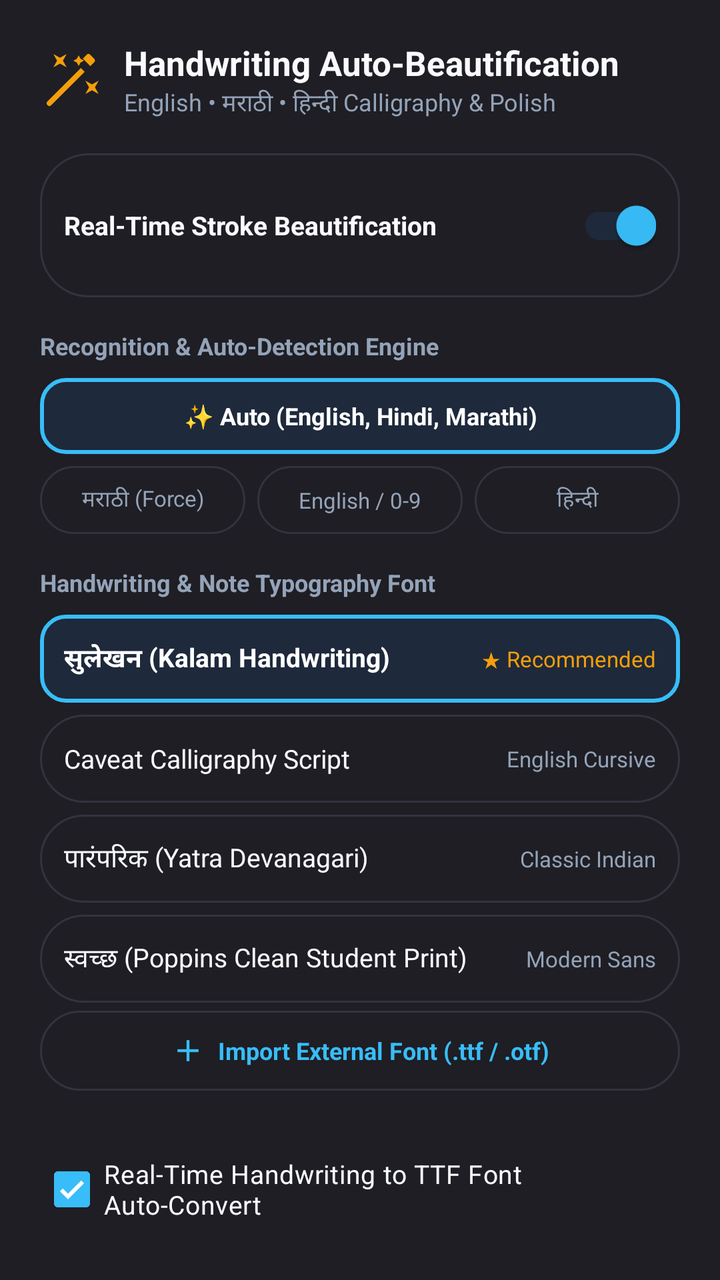
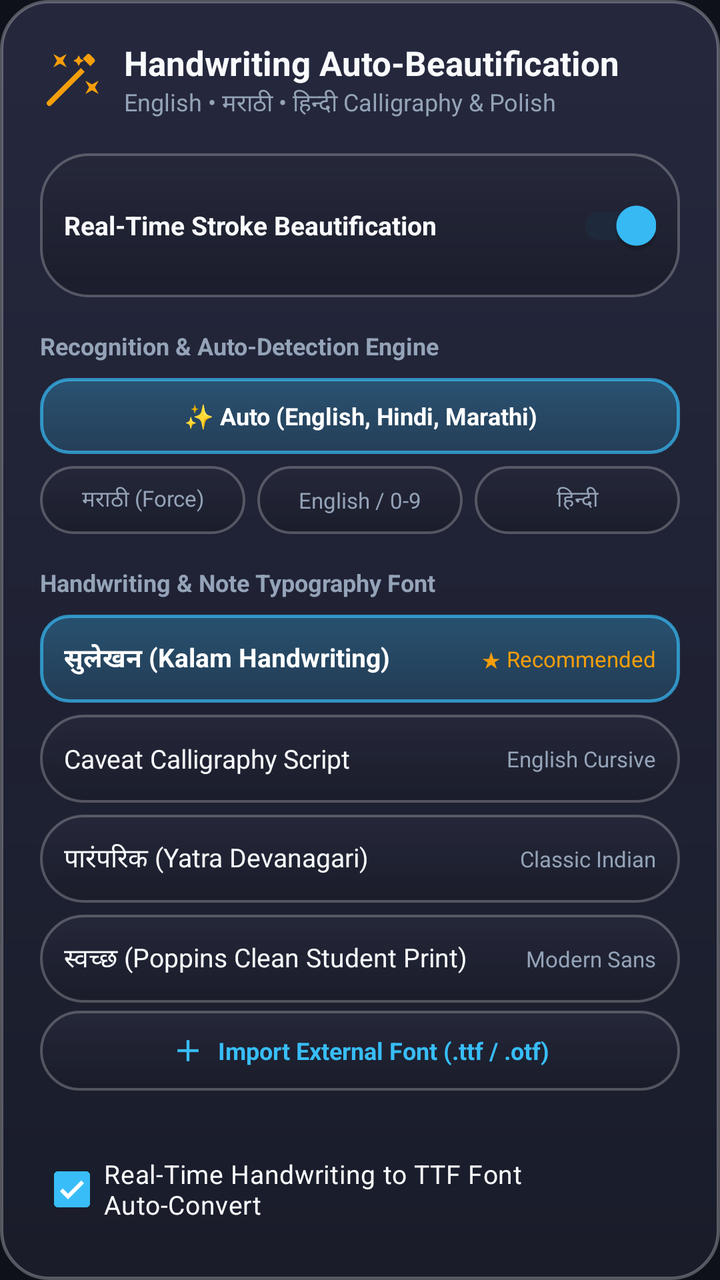

Screens rendered from an Android XML layout before and after an edit, with the pre-edit source and the edit as a unified diff.
<!-- AndroidManifest.xml: application theme Theme.OpenNotes -->
<!-- res/layout/dialog_auto_beautify_settings.xml -->
<?xml version="1.0" encoding="utf-8"?>
<LinearLayout xmlns:android="http://schemas.android.com/apk/res/android"
    xmlns:app="http://schemas.android.com/apk/res-auto"
    android:layout_width="match_parent"
    android:layout_height="wrap_content"
    android:background="@color/surface"
    android:orientation="vertical"
    android:padding="20dp">

    
    <LinearLayout
        android:layout_width="match_parent"
        android:layout_height="wrap_content"
        android:gravity="center_vertical"
        android:orientation="horizontal"
        android:layout_marginBottom="16dp">

        <ImageView
            android:layout_width="32dp"
            android:layout_height="32dp"
            android:src="@drawable/ic_auto_beautify"
            app:tint="#F59E0B"
            android:layout_marginEnd="10dp" />

        <LinearLayout
            android:layout_width="0dp"
            android:layout_height="wrap_content"
            android:layout_weight="1"
            android:orientation="vertical">

            <TextView
                android:layout_width="wrap_content"
                android:layout_height="wrap_content"
                android:text="Handwriting Auto-Beautification"
                android:textColor="@color/text_primary"
                android:textSize="17sp"
                android:textStyle="bold" />

            <TextView
                android:layout_width="wrap_content"
                android:layout_height="wrap_content"
                android:text="English • मराठी • हिन्दी Calligraphy &amp; Polish"
                android:textColor="@color/text_secondary"
                android:textSize="12sp" />
        </LinearLayout>
    </LinearLayout>

    
    <LinearLayout
        android:layout_width="match_parent"
        android:layout_height="wrap_content"
        android:orientation="horizontal"
        android:gravity="center_vertical"
        android:padding="12dp"
        android:background="@drawable/bg_floating_pill"
        android:layout_marginBottom="16dp">

        <TextView
            android:layout_width="0dp"
            android:layout_height="wrap_content"
            android:layout_weight="1"
            android:text="Real-Time Stroke Beautification"
            android:textColor="@color/text_primary"
            android:textSize="13sp"
            android:textStyle="bold" />

        <androidx.appcompat.widget.SwitchCompat
            android:id="@+id/switchEnableBeautify"
            android:layout_width="wrap_content"
            android:layout_height="wrap_content"
            android:checked="true" />
    </LinearLayout>

    
    <TextView
        android:layout_width="wrap_content"
        android:layout_height="wrap_content"
        android:text="Recognition &amp; Auto-Detection Engine"
        android:textColor="@color/text_secondary"
        android:textSize="12sp"
        android:textStyle="bold"
        android:layout_marginBottom="8dp" />

    <LinearLayout
        android:layout_width="match_parent"
        android:layout_height="wrap_content"
        android:orientation="vertical"
        android:layout_marginBottom="16dp">

        <TextView
            android:id="@+id/btnLangAuto"
            android:layout_width="match_parent"
            android:layout_height="38dp"
            android:gravity="center"
            android:text="✨ Auto (English, Hindi, Marathi)"
            android:textColor="#FFFFFF"
            android:textSize="12sp"
            android:textStyle="bold"
            android:background="@drawable/bg_tool_button_active"
            android:layout_marginBottom="6dp"
            android:clickable="true"
            android:focusable="true" />

        <LinearLayout
            android:layout_width="match_parent"
            android:layout_height="34dp"
            android:orientation="horizontal">

            <TextView
                android:id="@+id/btnLangMarathi"
                android:layout_width="0dp"
                android:layout_height="match_parent"
                android:layout_weight="1"
                android:gravity="center"
                android:text="मराठी (Force)"
                android:textColor="@color/text_secondary"
                android:textSize="11sp"
                android:background="@drawable/bg_floating_pill"
                android:clickable="true"
                android:focusable="true" />

            <TextView
                android:id="@+id/btnLangEnglish"
                android:layout_width="0dp"
                android:layout_height="match_parent"
                android:layout_weight="1"
                android:layout_marginStart="6dp"
                android:gravity="center"
                android:text="English / 0-9"
                android:textColor="@color/text_secondary"
                android:textSize="11sp"
                android:background="@drawable/bg_floating_pill"
                android:clickable="true"
                android:focusable="true" />

            <TextView
                android:id="@+id/btnLangHindi"
                android:layout_width="0dp"
                android:layout_height="match_parent"
                android:layout_weight="1"
                android:layout_marginStart="6dp"
                android:gravity="center"
                android:text="हिन्दी"
                android:textColor="@color/text_secondary"
                android:textSize="11sp"
                android:background="@drawable/bg_floating_pill"
                android:clickable="true"
                android:focusable="true" />
        </LinearLayout>
    </LinearLayout>

    
    <TextView
        android:layout_width="wrap_content"
        android:layout_height="wrap_content"
        android:text="Handwriting &amp; Note Typography Font"
        android:textColor="@color/text_secondary"
        android:textSize="12sp"
        android:textStyle="bold"
        android:layout_marginBottom="8dp" />

    <LinearLayout
        android:id="@+id/layoutFontChoices"
        android:layout_width="match_parent"
        android:layout_height="wrap_content"
        android:orientation="vertical"
        android:layout_marginBottom="16dp">

        <LinearLayout
            android:id="@+id/btnFontKalam"
            android:layout_width="match_parent"
            android:layout_height="44dp"
            android:orientation="horizontal"
            android:gravity="center_vertical"
            android:paddingHorizontal="12dp"
            android:background="@drawable/bg_tool_button_active"
            android:layout_marginBottom="6dp"
            android:clickable="true"
            android:focusable="true">

            <TextView
                android:layout_width="0dp"
                android:layout_height="wrap_content"
                android:layout_weight="1"
                android:text="सुलेखन (Kalam Handwriting)"
                android:textColor="#FFFFFF"
                android:textSize="13sp"
                android:textStyle="bold" />

            <TextView
                android:layout_width="wrap_content"
                android:layout_height="wrap_content"
                android:text="★ Recommended"
                android:textColor="#F59E0B"
                android:textSize="11sp" />
        </LinearLayout>

        <LinearLayout
            android:id="@+id/btnFontCaveat"
            android:layout_width="match_parent"
            android:layout_height="44dp"
            android:orientation="horizontal"
            android:gravity="center_vertical"
            android:paddingHorizontal="12dp"
            android:background="@drawable/bg_floating_pill"
            android:layout_marginBottom="6dp"
            android:clickable="true"
            android:focusable="true">

            <TextView
                android:layout_width="0dp"
                android:layout_height="wrap_content"
                android:layout_weight="1"
                android:text="Caveat Calligraphy Script"
                android:textColor="@color/text_primary"
                android:textSize="13sp" />

            <TextView
                android:layout_width="wrap_content"
                android:layout_height="wrap_content"
                android:text="English Cursive"
                android:textColor="@color/text_secondary"
                android:textSize="11sp" />
        </LinearLayout>

        <LinearLayout
            android:id="@+id/btnFontYatra"
            android:layout_width="match_parent"
            android:layout_height="44dp"
            android:orientation="horizontal"
            android:gravity="center_vertical"
            android:paddingHorizontal="12dp"
            android:background="@drawable/bg_floating_pill"
            android:layout_marginBottom="6dp"
            android:clickable="true"
            android:focusable="true">

            <TextView
                android:layout_width="0dp"
                android:layout_height="wrap_content"
                android:layout_weight="1"
                android:text="पारंपरिक (Yatra Devanagari)"
                android:textColor="@color/text_primary"
                android:textSize="13sp" />

            <TextView
                android:layout_width="wrap_content"
                android:layout_height="wrap_content"
                android:text="Classic Indian"
                android:textColor="@color/text_secondary"
                android:textSize="11sp" />
        </LinearLayout>

        <LinearLayout
            android:id="@+id/btnFontPoppins"
            android:layout_width="match_parent"
            android:layout_height="44dp"
            android:orientation="horizontal"
            android:gravity="center_vertical"
            android:paddingHorizontal="12dp"
            android:background="@drawable/bg_floating_pill"
            android:clickable="true"
            android:focusable="true">

            <TextView
                android:layout_width="0dp"
                android:layout_height="wrap_content"
                android:layout_weight="1"
                android:text="स्वच्छ (Poppins Clean Student Print)"
                android:textColor="@color/text_primary"
                android:textSize="13sp" />

            <TextView
                android:layout_width="wrap_content"
                android:layout_height="wrap_content"
                android:text="Modern Sans"
                android:textColor="@color/text_secondary"
                android:textSize="11sp" />
        </LinearLayout>

        
        <LinearLayout
            android:id="@+id/layoutCustomFontList"
            android:layout_width="match_parent"
            android:layout_height="wrap_content"
            android:orientation="vertical" />

        
        <LinearLayout
            android:id="@+id/btnImportExternalFont"
            android:layout_width="match_parent"
            android:layout_height="40dp"
            android:orientation="horizontal"
            android:gravity="center"
            android:background="@drawable/bg_floating_pill"
            android:layout_marginTop="4dp"
            android:layout_marginBottom="12dp"
            android:clickable="true"
            android:focusable="true">

            <ImageView
                android:layout_width="18dp"
                android:layout_height="18dp"
                android:src="@drawable/ic_add"
                app:tint="@color/accent"
                android:layout_marginEnd="6dp" />

            <TextView
                android:layout_width="wrap_content"
                android:layout_height="wrap_content"
                android:text="Import External Font (.ttf / .otf)"
                android:textColor="@color/accent"
                android:textSize="12sp"
                android:textStyle="bold" />
        </LinearLayout>
    </LinearLayout>

    
    <com.google.android.material.checkbox.MaterialCheckBox
        android:id="@+id/checkAutoConvertText"
        android:layout_width="match_parent"
        android:layout_height="wrap_content"
        android:text="Real-Time Handwriting to TTF Font Auto-Convert"
        android:textColor="@color/text_primary"
        android:textSize="13sp"
        android:checked="true"
        android:layout_marginBottom="4dp" />

    
    <com.google.android.material.checkbox.MaterialCheckBox
        android:id="@+id/checkShirorekhaSnap"
        android:layout_width="match_parent"
        android:layout_height="wrap_content"
        android:text="Devanagari Top-Line (शिरोरेखा) Level Snapping"
        android:textColor="@color/text_primary"
        android:textSize="13sp"
        android:checked="true"
        android:layout_marginBottom="12dp" />

    
    <androidx.cardview.widget.CardView
        android:layout_width="match_parent"
        android:layout_height="64dp"
        app:cardCornerRadius="12dp"
        app:cardBackgroundColor="@color/editor_bg"
        app:cardElevation="2dp"
        android:layout_marginBottom="16dp">

        <TextView
            android:id="@+id/textBeautifyPreview"
            android:layout_width="match_parent"
            android:layout_height="match_parent"
            android:gravity="center"
            android:text="माझे सुंदर सुलेखन • OpenNotes"
            android:textColor="#38BDF8"
            android:textSize="18sp"
            android:textStyle="bold" />
    </androidx.cardview.widget.CardView>

    
    <LinearLayout
        android:layout_width="match_parent"
        android:layout_height="wrap_content"
        android:gravity="end"
        android:orientation="horizontal">

        <Button
            android:id="@+id/btnCancelBeautifyDialog"
            style="@style/Widget.Material3.Button.TextButton"
            android:layout_width="wrap_content"
            android:layout_height="wrap_content"
            android:text="Close"
            android:textStyle="bold"
            android:textColor="@color/text_primary" />

        <Button
            android:id="@+id/btnApplyBeautifyDialog"
            style="@style/Widget.Material3.Button"
            android:layout_width="wrap_content"
            android:layout_height="wrap_content"
            android:layout_marginStart="8dp"
            android:text="Save &amp; Apply"
            android:textStyle="bold"
            android:textColor="#FFFFFF"
            app:backgroundTint="@color/accent" />
    </LinearLayout>

</LinearLayout>
<!-- resources referenced by this layout -->
<resources>
  <color name="accent">#38BDF8</color>
  <color name="editor_bg">#121214</color>
  <color name="surface">#1E1E24</color>
  <color name="text_primary">#F8FAFC</color>
  <color name="text_secondary">#94A3B8</color>
  <!-- drawable bg_floating_pill (drawable) -->
  <?xml version="1.0" encoding="utf-8"?>
  <shape xmlns:android="http://schemas.android.com/apk/res/android"
      android:shape="rectangle">
      <corners android:radius="24dp" />
      <solid android:color="@color/surface" />
      <stroke
          android:width="1dp"
          android:color="@color/divider" />
  </shape>
  <!-- drawable bg_tool_button_active (drawable) -->
  <?xml version="1.0" encoding="utf-8"?>
  <shape xmlns:android="http://schemas.android.com/apk/res/android"
      android:shape="rectangle">
      <corners android:radius="12dp" />
      <solid android:color="@color/accent_light" />
      <stroke android:width="2dp" android:color="@color/accent" />
  </shape>
  <!-- drawable ic_add (drawable) -->
  <vector xmlns:android="http://schemas.android.com/apk/res/android"
      android:width="24dp"
      android:height="24dp"
      android:viewportWidth="24"
      android:viewportHeight="24">
      <path
          android:fillColor="#FFFFFF"
          android:pathData="M19,13h-6v6h-2v-6H5v-2h6V5h2v6h6v2z" />
  </vector>
  <color name="divider">#33333E</color>
  <color name="accent_light">#1E293B</color>
  <color name="accent_blue">#3B82F6</color>
  <color name="surface_variant">#2A2A32</color>
  <color name="window_background">#121214</color>
  <color name="surface_card">#24242B</color>
  <style name="Widget.OpenNotes.DialogButton.Positive" parent="Widget.Material3.Button.TextButton.Dialog">
          <item name="android:textColor">@color/accent</item>
          <item name="android:textStyle">bold</item>
          <item name="android:textSize">14sp</item>
          <item name="android:textAllCaps">false</item>
      </style>
  <style name="Widget.OpenNotes.DialogButton.Negative" parent="Widget.Material3.Button.TextButton.Dialog">
          <item name="android:textColor">@color/text_primary</item>
          <item name="android:textStyle">bold</item>
          <item name="android:textSize">14sp</item>
          <item name="android:textAllCaps">false</item>
      </style>
  <style name="Widget.OpenNotes.DialogButton.Neutral" parent="Widget.Material3.Button.TextButton.Dialog">
          <item name="android:textColor">@color/text_secondary</item>
          <item name="android:textSize">14sp</item>
          <item name="android:textAllCaps">false</item>
      </style>
  <!-- unchanged entries left out for length: 3 -->
</resources>

<!-- the commit's change to res/layout/dialog_auto_beautify_settings.xml (unified diff, before → after) -->
@@ -3,7 +3,7 @@
     xmlns:app="http://schemas.android.com/apk/res-auto"
     android:layout_width="match_parent"
     android:layout_height="wrap_content"
-    android:background="@color/surface"
+    android:background="@drawable/shape_dialog_bg"
     android:orientation="vertical"
     android:padding="20dp">
 
<!-- resource entries referenced after the edit -->
@@ -1,27 +1,41 @@
 <!-- resources referenced by this layout -->
 <resources>
   <color name="accent">#38BDF8</color>
-  <color name="editor_bg">#121214</color>
-  <color name="surface">#1E1E24</color>
+  <color name="editor_bg">#0A0A0E</color>
+  <color name="surface">#D91A1C28</color>
   <color name="text_primary">#F8FAFC</color>
   <color name="text_secondary">#94A3B8</color>
   <!-- drawable bg_floating_pill (drawable) -->
   <?xml version="1.0" encoding="utf-8"?>
-  <shape xmlns:android="http://schemas.android.com/apk/res/android"
-      android:shape="rectangle">
-      <corners android:radius="24dp" />
-      <solid android:color="@color/surface" />
-      <stroke
-          android:width="1dp"
-          android:color="@color/divider" />
-  </shape>
+  <layer-list xmlns:android="http://schemas.android.com/apk/res/android">
+      
+      <item>
+          <shape android:shape="rectangle">
+              <corners android:radius="24dp" />
+              <gradient
+                  android:angle="270"
+                  android:startColor="#E625283A"
+                  android:endColor="#D4191B28"
+                  android:type="linear" />
+              <stroke
+                  android:width="1.2dp"
+                  android:color="#3DFFFFFF" />
+          </shape>
+      </item>
+  </layer-list>
   <!-- drawable bg_tool_button_active (drawable) -->
   <?xml version="1.0" encoding="utf-8"?>
   <shape xmlns:android="http://schemas.android.com/apk/res/android"
       android:shape="rectangle">
-      <corners android:radius="12dp" />
-      <solid android:color="@color/accent_light" />
-      <stroke android:width="2dp" android:color="@color/accent" />
+      <corners android:radius="14dp" />
+      <gradient
+          android:angle="270"
+          android:startColor="#4D38BDF8"
+          android:endColor="#2B38BDF8"
+          android:type="linear" />
+      <stroke
+          android:width="1.5dp"
+          android:color="#B338BDF8" />
   </shape>
   <!-- drawable ic_add (drawable) -->
   <vector xmlns:android="http://schemas.android.com/apk/res/android"
@@ -33,12 +47,29 @@
           android:fillColor="#FFFFFF"
           android:pathData="M19,13h-6v6h-2v-6H5v-2h6V5h2v6h6v2z" />
   </vector>
-  <color name="divider">#33333E</color>
+  <!-- drawable shape_dialog_bg (drawable) -->
+  <?xml version="1.0" encoding="utf-8"?>
+  <layer-list xmlns:android="http://schemas.android.com/apk/res/android">
+      <item>
+          <shape android:shape="rectangle">
+              <corners android:radius="24dp" />
+              <gradient
+                  android:angle="270"
+                  android:startColor="#F526293E"
+                  android:endColor="#EC1A1C2B"
+                  android:type="linear" />
+              <stroke
+                  android:width="1.5dp"
+                  android:color="#48FFFFFF" />
+          </shape>
+      </item>
+  </layer-list>
+  <color name="divider">#33FFFFFF</color>
   <color name="accent_light">#1E293B</color>
   <color name="accent_blue">#3B82F6</color>
-  <color name="surface_variant">#2A2A32</color>
-  <color name="window_background">#121214</color>
-  <color name="surface_card">#24242B</color>
+  <color name="surface_variant">#80181A26</color>
+  <color name="window_background">#0E111A</color>
+  <color name="surface_card">#E6202232</color>
   <style name="Widget.OpenNotes.DialogButton.Positive" parent="Widget.Material3.Button.TextButton.Dialog">
           <item name="android:textColor">@color/accent</item>
           <item name="android:textStyle">bold</item>
